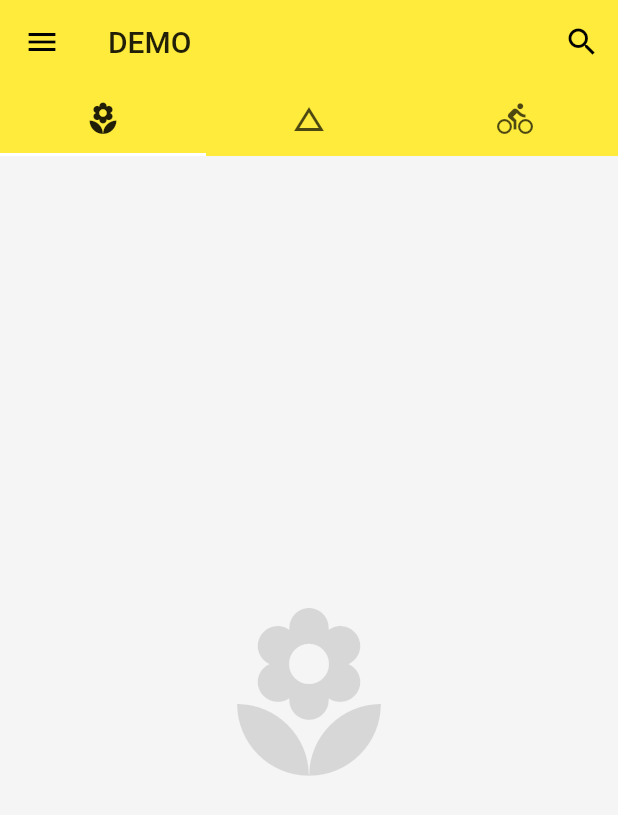
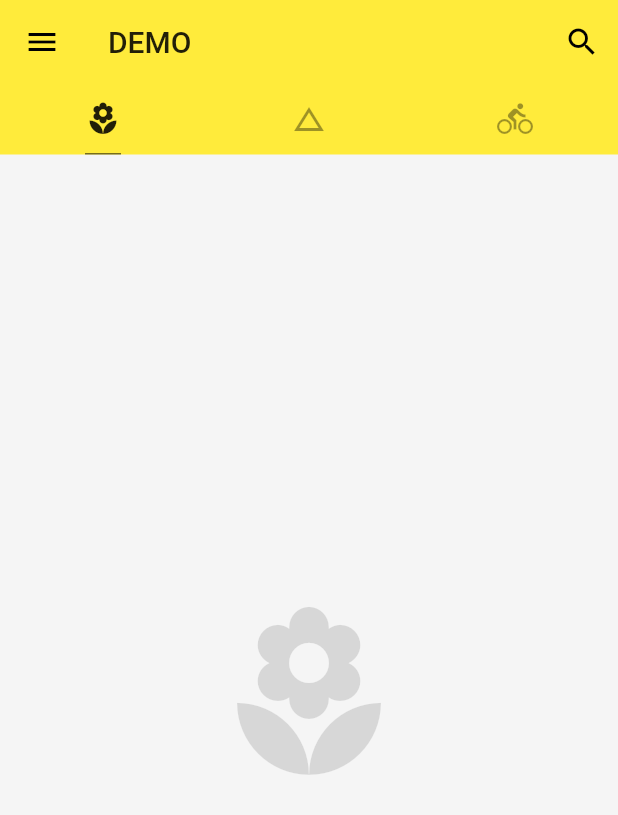
Before and after one commit to SymphonyZhang/demo_flutter, a Flutter app: the screen it shows after launch, on a phone screen of 412 x 824 dp. Shown: the top 815 px of the screen. Run offline on Flutter 3.47's test engine with Material 2 defaults, Android fonts, the phone set to English and light mode, and no system bars.

Commit message:
TabBar：自定义标签栏的样式

```diff
--- a/lib/main.dart
+++ b/lib/main.dart
@@ -38,6 +38,10 @@ class Home extends StatelessWidget {
             ],
             elevation: 0.0,
             bottom: TabBar(
+              unselectedLabelColor: Colors.black38,
+              indicatorColor: Colors.black54,
+              indicatorSize: TabBarIndicatorSize.label,
+              indicatorWeight: 1.0,
               tabs: <Widget>[
                 Tab(icon: Icon(Icons.local_florist)),
                 Tab(icon: Icon(Icons.change_history)),
```
